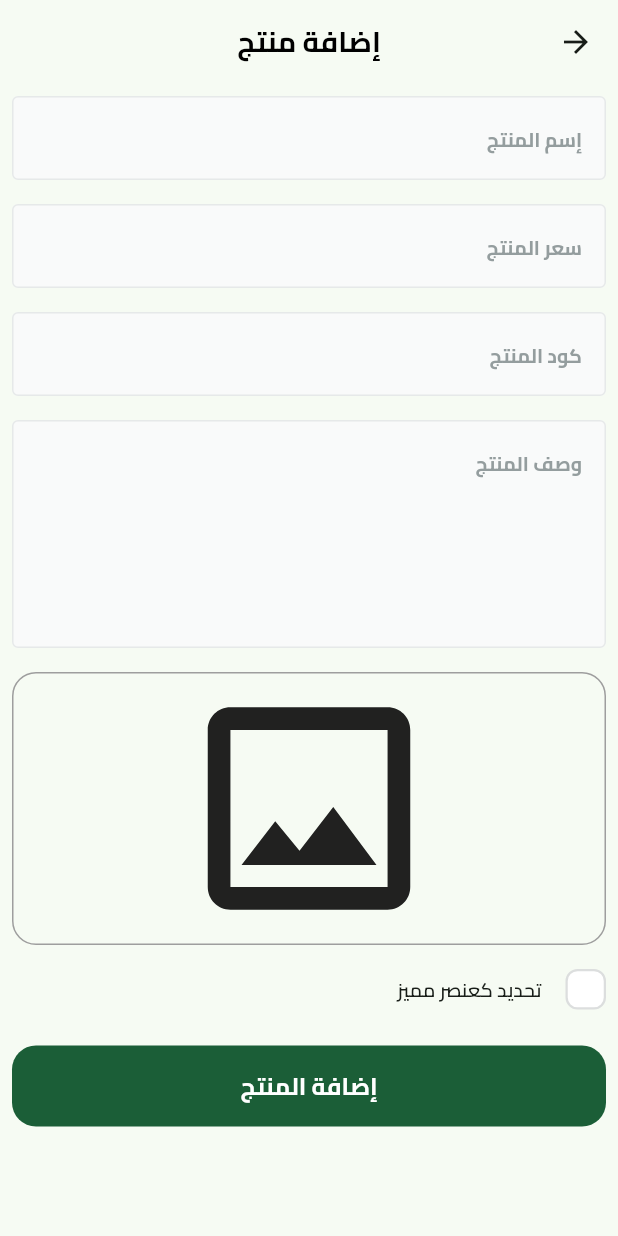
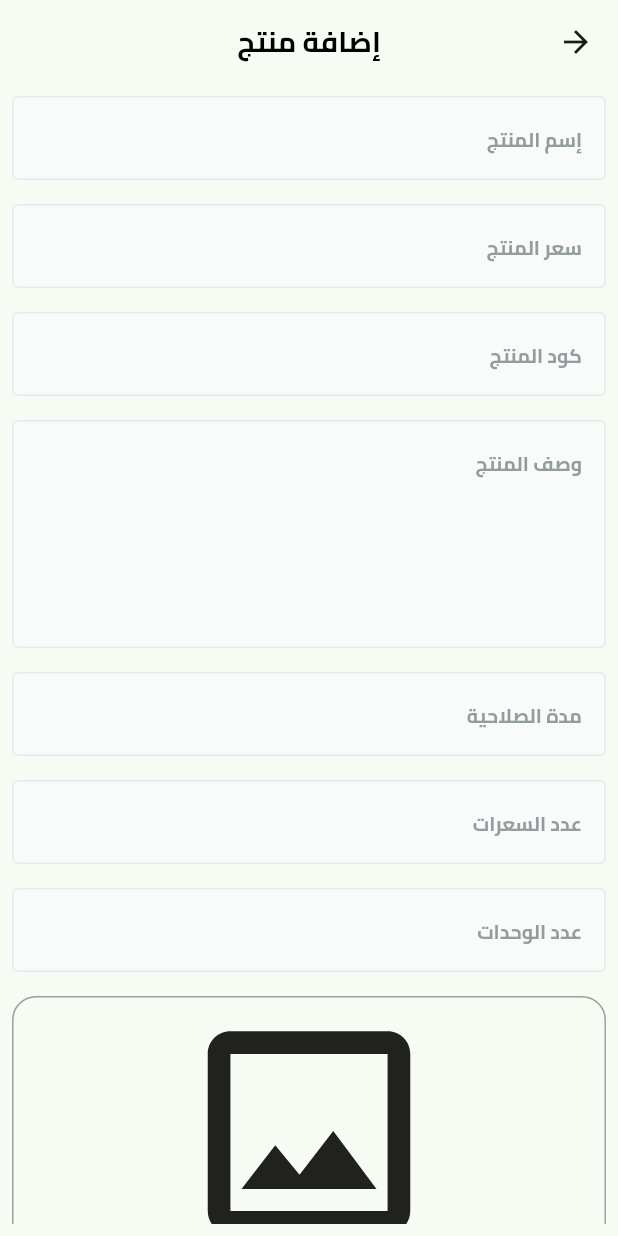
Before and after one commit to MeDoRa0/fruits_hub_dashboard, a Flutter app: the screen it shows after launch, after a tap on "اضافة منتج", on a phone screen of 412 x 824 dp. Run offline on Flutter 3.47's test engine with Material 3 defaults, Android fonts, the phone set to English and light mode, and no system bars; drawn by our look-alikes of modal_progress_hud_nsn, skeletonizer; our stand-ins replace bloc, cloud_firestore, dartz, firebase_core, firebase_storage, flutter_bloc and 2 more; accounts and stored records are empty.

Commit message:
Add ReviewEntity and ReviewModel for product reviews; update AddProductInputEntity and AddProductInputModel to include review data

```diff
--- a/lib/features/add_product/domain/entites/add_product_input_entity.dart
+++ b/lib/features/add_product/domain/entites/add_product_input_entity.dart
@@ -1,4 +1,6 @@
 import 'dart:io';
+
+import 'package:fruits_hub_dashboard/features/add_product/domain/entites/review_entity.dart';
 
 class AddProductInputEntity {
   final String name;
@@ -7,14 +9,26 @@ class AddProductInputEntity {
   final num price;
   final File image;
   final bool isFeatured;
-   String? imageUrl;
+  String? imageUrl;
+  final int expiryLimit;
+  final bool isOrganic;
+  final int numberOfCalories;
+  final int unitAmount;
+  final num avrageRating = 0;
+  final num ratingCount = 0;
+  final List<ReviewEntity> reviews;
 
   AddProductInputEntity(
       {required this.name,
       required this.code,
       required this.description,
       required this.price,
+      required this.reviews,
       required this.image,
+      this.isOrganic = false,
       required this.isFeatured,
-      this.imageUrl});
+      this.imageUrl,
+      required this.expiryLimit,
+      required this.numberOfCalories,
+      required this.unitAmount});
 }
--- /dev/null
+++ b/lib/features/add_product/domain/entites/review_entity.dart
@@ -0,0 +1,17 @@
+class ReviewEntity {
+  final String name;
+  final String comment;
+  final String date;
+  final String image;
+  final num rating;
+  final String reviewDescription;
+
+  ReviewEntity({
+    required this.name,
+    required this.comment,
+    required this.date,
+    required this.image,
+    required this.rating,
+    required this.reviewDescription,
+  });
+}
--- a/lib/features/add_product/presentation/views/add_product_view.dart
+++ b/lib/features/add_product/presentation/views/add_product_view.dart
@@ -6,7 +6,6 @@ import 'package:fruits_hub_dashboard/core/services/get_it_service.dart';
 import 'package:fruits_hub_dashboard/core/widgets/build_app_bar.dart';
 import 'package:fruits_hub_dashboard/features/add_product/presentation/manager/add_product_cubit/add_product_cubit.dart';
 
-import 'package:fruits_hub_dashboard/features/add_product/presentation/views/widgets/add_product_view_body.dart';
 import 'package:fruits_hub_dashboard/features/add_product/presentation/views/widgets/add_products_view_body_bloc_consumer.dart';
 
 class AddProductView extends StatelessWidget {
--- a/lib/features/add_product/presentation/views/widgets/add_product_view_body.dart
+++ b/lib/features/add_product/presentation/views/widgets/add_product_view_body.dart
@@ -8,6 +8,7 @@ import 'package:fruits_hub_dashboard/features/add_product/domain/entites/add_pro
 import 'package:fruits_hub_dashboard/features/add_product/presentation/manager/add_product_cubit/add_product_cubit.dart';
 import 'package:fruits_hub_dashboard/features/add_product/presentation/views/widgets/image_field.dart';
 import 'package:fruits_hub_dashboard/features/add_product/presentation/views/widgets/is_featured_checkbox.dart';
+import 'package:fruits_hub_dashboard/features/add_product/presentation/views/widgets/is_orgainc_checkbox.dart';
 
 class AddProductViewBody extends StatefulWidget {
   const AddProductViewBody({super.key});
@@ -20,9 +21,11 @@ class _AddProductViewBodyState extends State<AddProductViewBody> {
   final _formKey = GlobalKey<FormState>();
   AutovalidateMode autovalidateMode = AutovalidateMode.disabled;
   late String name, code, description;
-  late num price;
+  late num price, expiryLimit, numberOfCalories, unitAmount;
   late File? image;
   bool isFeatured = false;
+  bool isOrganic = false;
+
   @override
   Widget build(BuildContext context) {
     return Padding(
@@ -74,6 +77,36 @@ class _AddProductViewBodyState extends State<AddProductViewBody> {
               SizedBox(
                 height: 16,
               ),
+              CustomTextFormField(
+                hintText: 'مدة الصلاحية',
+                keyboardType: TextInputType.number,
+                onSaved: (value) {
+                  expiryLimit = num.parse(value!);
+                },
+              ),
+              SizedBox(
+                height: 16,
+              ),
+              CustomTextFormField(
+                hintText: 'عدد السعرات',
+                keyboardType: TextInputType.number,
+                onSaved: (value) {
+                  numberOfCalories = num.parse(value!);
+                },
+              ),
+              SizedBox(
+                height: 16,
+              ),
+              CustomTextFormField(
+                hintText: 'عدد الوحدات',
+                keyboardType: TextInputType.number,
+                onSaved: (value) {
+                  unitAmount = num.parse(value!);
+                },
+              ),
+              SizedBox(
+                height: 16,
+              ),
               ImageField(
                 onFileChanged: (image) {
                   this.image = image;
@@ -88,6 +121,12 @@ class _AddProductViewBodyState extends State<AddProductViewBody> {
                 },
               ),
               SizedBox(
+                height: 16,
+              ),
+              IsOrganicCheckBox(onChecked: (value) {
+                isOrganic = value;
+              }),
+              SizedBox(
                 height: 24,
               ),
               CustomButton(
@@ -97,12 +136,17 @@ class _AddProductViewBodyState extends State<AddProductViewBody> {
                     if (_formKey.currentState!.validate()) {
                       _formKey.currentState!.save();
                       AddProductInputEntity input = AddProductInputEntity(
-                          name: name,
-                          code: code,
-                          description: description,
-                          price: price,
-                          image: image!,
-                          isFeatured: isFeatured);
+                        name: name,
+                        code: code,
+                        description: description,
+                        price: price,
+                        image: image!,
+                        isFeatured: isFeatured,
+                        expiryLimit: expiryLimit.toInt(),
+                        numberOfCalories: numberOfCalories.toInt(),
+                        unitAmount: unitAmount.toInt(),
+                        isOrganic: isOrganic,
+                      );
                       context.read<AddProductCubit>().addProduct(input);
                     } else {
                       autovalidateMode = AutovalidateMode.onUserInteraction;
@@ -112,6 +156,9 @@ class _AddProductViewBodyState extends State<AddProductViewBody> {
                   }
                 },
               ),
+              SizedBox(
+                height: 16,
+              )
             ],
           ),
         ),
--- /dev/null
+++ b/lib/features/add_product/presentation/views/widgets/is_orgainc_checkbox.dart
@@ -0,0 +1,35 @@
+import 'package:flutter/material.dart';
+import 'package:fruits_hub_dashboard/core/utils/text_styles.dart';
+import 'package:fruits_hub_dashboard/features/add_product/presentation/views/widgets/custom_checkbox.dart';
+
+class IsOrganicCheckBox extends StatefulWidget {
+  const IsOrganicCheckBox({super.key, required this.onChecked});
+  final ValueChanged<bool> onChecked;
+
+  @override
+  State<IsOrganicCheckBox> createState() => _IsOrganicCheckBoxState();
+}
+
+class _IsOrganicCheckBoxState extends State<IsOrganicCheckBox> {
+  bool isOrganicItem = false;
+  @override
+  Widget build(BuildContext context) {
+    return Row(children: [
+      CustomCheckbox(
+        isChecked: isOrganicItem,
+        onChecked: (value) {
+          isOrganicItem = value;
+          widget.onChecked(isOrganicItem);
+          setState(() {});
+        },
+      ),
+      SizedBox(
+        width: 16,
+      ),
+      Text(
+        'تحديد كعنصر عضوي',
+        style: AppTextStyle.font13w600,
+      ),
+    ]);
+  }
+}
```
Also changed, not shown: lib/features/add_product/data/model/add_product_input_model.dart (+28 -3 lines), lib/features/add_product/data/model/review_model.dart (added, +48 -0 lines).
